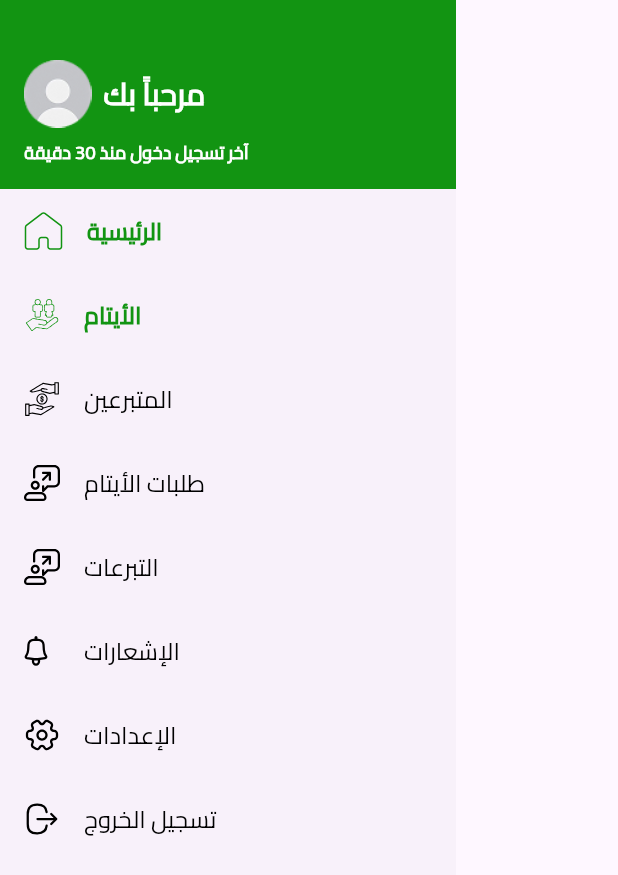
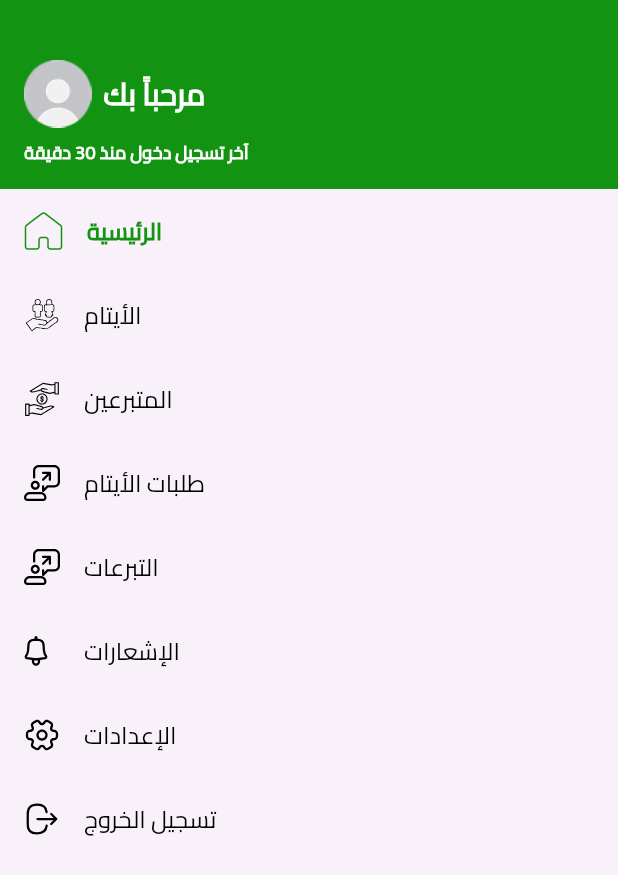
Before and after one commit to MohammedLaham/donationproject, a Flutter app: the AdminDrawer screen opened directly, on a phone screen of 412 x 824 dp. Shown: the top 875 px of the screen. Run offline on Flutter 3.47's test engine with Material 3 defaults, Android fonts, the light colour scheme and no system bars; our stand-ins replace dotted_border, flutter_otp_text_field, flutter_svg, image_picker.

Commit message:
admin drawer enhanced ✅

```diff
--- /dev/null
+++ b/devtools_options.yaml
@@ -0,0 +1,3 @@
+description: This file stores settings for Dart & Flutter DevTools.
+documentation: https://docs.flutter.dev/tools/devtools/extensions#configure-extension-enablement-states
+extensions:
--- a/lib/view/screens/admin/widgets/admin_drawer.dart
+++ b/lib/view/screens/admin/widgets/admin_drawer.dart
@@ -1,5 +1,3 @@
-
-import 'package:donationproject/view/screens/admin/widgets/orphans_request_card.dart';
 import 'package:flutter/cupertino.dart';
 import 'package:flutter/material.dart';
 
@@ -10,8 +8,26 @@ import '../../../../core/style_helper.dart';
 import '../admin_main_screen.dart';
 import '../admin_orphans_screen.dart';
 
-class AdminDrawer extends StatelessWidget with ImageHelper {
+class AdminDrawer extends StatefulWidget  {
   const AdminDrawer({super.key});
+
+  @override
+  State<AdminDrawer> createState() => _AdminDrawerState();
+}
+
+class _AdminDrawerState extends State<AdminDrawer>with ImageHelper {
+  int _selectedIndex = 0;
+
+  final List<Widget> _screens = [
+    AdminMainScreen(),
+    AdminOrphansScreen(),
+    Scaffold(),
+    Scaffold(),
+    Scaffold(),
+    Scaffold(),
+    Scaffold(),
+    Scaffold(),
+  ];
 
   @override
   Widget build(BuildContext context) {
@@ -24,7 +40,7 @@ class AdminDrawer extends StatelessWidget with ImageHelper {
         children: [
           Container(
             color: primaryColor,
-            padding:  EdgeInsets.only(left: 16,right: 16, top: 40, bottom: 16),
+            padding: const EdgeInsets.only(left: 16, right: 16, top: 40, bottom: 16),
             child: Column(
               crossAxisAlignment: CrossAxisAlignment.start,
               children: [
@@ -44,7 +60,6 @@ class AdminDrawer extends StatelessWidget with ImageHelper {
                   ],
                 ),
                 const SizedBox(height: 8),
-
                 Text(
                   'آخر تسجيل دخول منذ 30 دقيقة',
                   style: TextStyles.font12WhiteSemiBold,
@@ -52,34 +67,38 @@ class AdminDrawer extends StatelessWidget with ImageHelper {
               ],
             ),
           ),
-
-
-          _buildDrawerItem('home', 'الرئيسية', context, true,AdminMainScreen()),
-          _buildDrawerItem('orphans', 'الأيتام', context, true,AdminOrphansScreen()),
-          _buildDrawerItem('donors', 'المتبرعين', context, false,AdminMainScreen()),
-          _buildDrawerItem('request', 'طلبات الأيتام', context, false,AdminMainScreen()),
-          _buildDrawerItem('request', 'التبرعات', context, false,AdminMainScreen()),
-          _buildDrawerItem('notification', 'الإشعارات', context, false,AdminMainScreen()),
-          _buildDrawerItem('setting', 'الإعدادات', context, false,AdminMainScreen()),
-          _buildDrawerItem('logout', 'تسجيل الخروج', context, false,AdminMainScreen()),
+          _buildDrawerItem(0, 'home', 'الرئيسية', context),
+          _buildDrawerItem(1, 'orphans', 'الأيتام', context),
+          _buildDrawerItem(2, 'donors', 'المتبرعين', context),
+          _buildDrawerItem(3, 'request', 'طلبات الأيتام', context),
+          _buildDrawerItem(4, 'request', 'التبرعات', context),
+          _buildDrawerItem(5, 'notification', 'الإشعارات', context),
+          _buildDrawerItem(6, 'setting', 'الإعدادات', context),
+          _buildDrawerItem(7, 'logout', 'تسجيل الخروج', context),
         ],
       ),
     );
   }
 
-  Widget _buildDrawerItem(String icon, String title, BuildContext context, bool active,Widget to) {
+  Widget _buildDrawerItem(int index, String icon, String title, BuildContext context) {
+    final bool active = index == _selectedIndex;
     return ListTile(
-      leading:  AppSvgImage(icon,color: active ? primaryColor : Colors.black,),
+      leading: AppSvgImage(icon, color: active ? primaryColor : Colors.black),
       title: Text(
         title,
         style: TextStyle(
           color: active ? primaryColor : Colors.black,
           fontWeight: active ? FontWeight.bold : FontWeight.normal,
           fontFamily: 'Cairo',
-          fontSize: 16
+          fontSize: 16,
         ),
       ),
-      onTap: () => NavHelper().go(context, to),
+      onTap: () {
+        setState(() {
+          _selectedIndex = index;
+        });
+        NavHelper().go(context, _screens[index]);
+      },
     );
   }
 }
```
